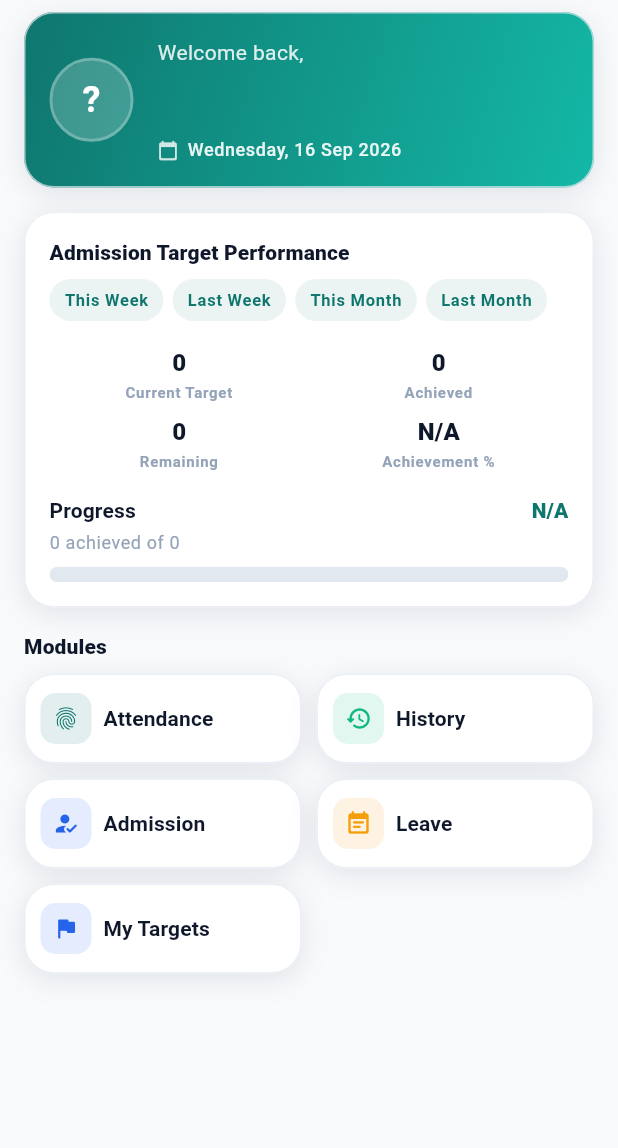
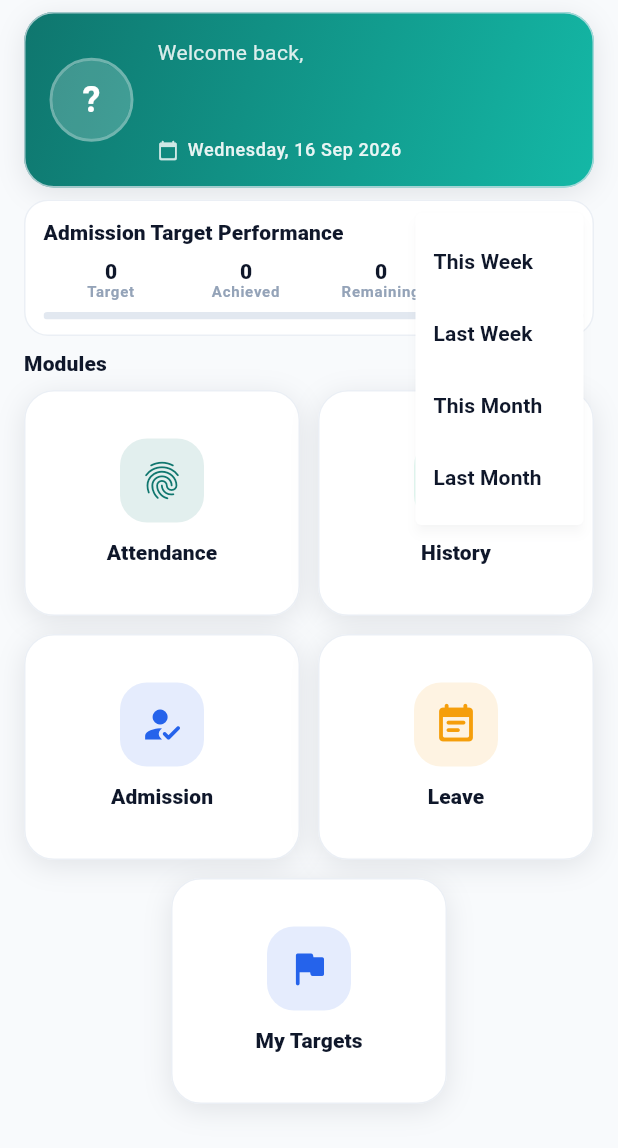
Before and after one commit to krajbinde1/fieldtrack, a Flutter app: the EmployeeDashboardView widget shown alone on an empty page, opened directly with empty values, after a tap on "This Week", on a phone screen of 412 x 824 dp. Shown: the top 1148 px of the screen. Run offline on Flutter 3.47's test engine with Material 3 defaults, Android fonts, the phone set to English and light mode, and no system bars; our stand-ins replace cached_network_image, dio, file_picker, flutter_riverpod, flutter_secure_storage, geocoding and 8 more; missing offline and left inert: flutter_foreground_task; accounts and stored records are empty; network calls fail.

```diff
--- a/Mobile/lib/modules/dashboard/screens/employee_dashboard_screen.dart
+++ b/Mobile/lib/modules/dashboard/screens/employee_dashboard_screen.dart
@@ -6,7 +6,6 @@ import 'package:intl/intl.dart';
 import '../../../core/design/app_colors.dart';
 import '../../../core/design/app_spacing.dart';
 import '../../../core/widgets/design/pg_card.dart';
-import '../../../core/widgets/design/pg_progress_bar.dart';
 import '../../../core/widgets/design/pg_scaffold.dart';
 import '../../../core/widgets/design/pg_welcome_card.dart';
 import '../../admissions/api/admission_api.dart';
@@ -161,13 +160,15 @@ class EmployeeDashboardView extends StatelessWidget {
 
   @override
   Widget build(BuildContext context) {
-    return ListView(
+    return Padding(
       padding: const EdgeInsets.fromLTRB(
         AppSpacing.screenPadding,
         AppSpacing.sm,
         AppSpacing.screenPadding,
-        AppSpacing.bottomNavHeight + AppSpacing.xl,
+        AppSpacing.bottomNavHeight + AppSpacing.md,
       ),
+      child: Column(
+        crossAxisAlignment: CrossAxisAlignment.stretch,
         children: [
           PgWelcomeCard(
             name: name,
@@ -177,8 +178,8 @@ class EmployeeDashboardView extends StatelessWidget {
             padding: const EdgeInsets.all(AppSpacing.md),
             avatarRadius: 26,
           ),
-        const SizedBox(height: AppSpacing.md),
-        _AdmissionTargetPerformanceCard(
+          const SizedBox(height: AppSpacing.sm),
+          _AdmissionTargetPerformanceStrip(
             preset: preset,
             summary: summary ?? AdmissionTargetSummary.empty,
             loading: loading,
@@ -186,7 +187,7 @@ class EmployeeDashboardView extends StatelessWidget {
             onPreset: onPreset,
             onRetry: onRetry,
           ),
-        const SizedBox(height: AppSpacing.md),
+          const SizedBox(height: AppSpacing.sm),
           Text(
             'Modules',
             style: Theme.of(context).textTheme.titleSmall?.copyWith(
@@ -194,33 +195,20 @@ class EmployeeDashboardView extends StatelessWidget {
                 ),
           ),
           const SizedBox(height: AppSpacing.sm),
-        LayoutBuilder(
-          builder: (context, constraints) {
-            const gap = 10.0;
-            final width = (constraints.maxWidth - gap) / 2;
-            return Wrap(
-              spacing: gap,
-              runSpacing: gap,
-              children: [
-                for (final module in _modules)
-                  SizedBox(
-                    width: width,
-                    child: _EmployeeModuleCard(
-                      module: module,
-                      onTap: () => onOpen(module.path),
+          Expanded(
+            child: _EmployeeModuleGrid(
+              modules: _modules,
+              onOpen: onOpen,
             ),
           ),
         ],
-            );
-          },
       ),
-      ],
     );
   }
 }
 
-class _AdmissionTargetPerformanceCard extends StatelessWidget {
-  const _AdmissionTargetPerformanceCard({
+class _AdmissionTargetPerformanceStrip extends StatelessWidget {
+  const _AdmissionTargetPerformanceStrip({
     required this.preset,
     required this.summary,
     required this.loading,
@@ -243,48 +231,58 @@ class _AdmissionTargetPerformanceCard extends StatelessWidget {
     ('Last Month', 'last_month'),
   ];
 
+  static String labelFor(String preset) {
+    for (final filter in _filters) {
+      if (filter.$2 == preset) return filter.$1;
+    }
+    return 'This Week';
+  }
+
   @override
   Widget build(BuildContext context) {
-    return PgCard(
-      padding: const EdgeInsets.all(AppSpacing.md),
+    return Container(
+      padding: const EdgeInsets.fromLTRB(12, 8, 6, 10),
+      decoration: BoxDecoration(
+        color: Theme.of(context).cardTheme.color,
+        borderRadius: BorderRadius.circular(AppSpacing.radiusMd),
+        border: Border.all(color: AppColors.border.withValues(alpha: 0.7)),
+      ),
       child: Column(
-        crossAxisAlignment: CrossAxisAlignment.start,
+        crossAxisAlignment: CrossAxisAlignment.stretch,
         children: [
-          Text(
+          Row(
+            children: [
+              Expanded(
+                child: Text(
                   'Admission Target Performance',
-            style: Theme.of(context).textTheme.titleSmall?.copyWith(
+                  maxLines: 1,
+                  overflow: TextOverflow.ellipsis,
+                  style: Theme.of(context).textTheme.labelLarge?.copyWith(
                         fontWeight: FontWeight.w800,
                       ),
                 ),
-          const SizedBox(height: AppSpacing.sm),
-          Wrap(
-            spacing: 6,
-            runSpacing: 6,
-            children: [
-              for (final filter in _filters)
-                _PeriodChip(
-                  label: filter.$1,
-                  selected: preset == filter.$2,
-                  onTap: () => onPreset(filter.$2),
+              ),
+              _PeriodFilterButton(
+                preset: preset,
+                filters: _filters,
+                onPreset: onPreset,
               ),
             ],
           ),
-          const SizedBox(height: AppSpacing.md),
+          const SizedBox(height: 6),
           if (loading)
-            const Padding(
-              padding: EdgeInsets.symmetric(vertical: 20),
+            const SizedBox(
+              height: 36,
               child: Center(
                 child: SizedBox(
-                  width: 22,
-                  height: 22,
-                  child: CircularProgressIndicator(strokeWidth: 2.4),
+                  width: 16,
+                  height: 16,
+                  child: CircularProgressIndicator(strokeWidth: 2),
                 ),
               ),
             )
           else if (error != null)
-            Padding(
-              padding: const EdgeInsets.symmetric(vertical: 8),
-              child: Row(
+            Row(
               children: [
                 Expanded(
                   child: Text(
@@ -292,33 +290,27 @@ class _AdmissionTargetPerformanceCard extends StatelessWidget {
                     style: Theme.of(context).textTheme.bodySmall,
                   ),
                 ),
-                  TextButton(onPressed: onRetry, child: const Text('Retry')),
+                TextButton(
+                  onPressed: onRetry,
+                  child: const Text('Retry'),
+                ),
               ],
-              ),
             )
           else ...[
             Row(
               children: [
-                _MetricStat(label: 'Current Target', value: '${summary.target}'),
+                _MetricStat(label: 'Target', value: '${summary.target}'),
                 _MetricStat(label: 'Achieved', value: '${summary.achieved}'),
-              ],
-            ),
-            const SizedBox(height: AppSpacing.sm),
-            Row(
-              children: [
                 _MetricStat(label: 'Remaining', value: '${summary.remaining}'),
                 _MetricStat(
-                  label: 'Achievement %',
+                  label: '%',
                   value: _percentLabel(summary.percentage, summary.target),
                 ),
               ],
             ),
-            const SizedBox(height: AppSpacing.md),
-            PgProgressBar(
-              label: 'Progress',
+            const SizedBox(height: 8),
+            _SlimProgressBar(
               percentage: summary.target > 0 ? summary.percentage : null,
-              currentLabel: '${summary.achieved} achieved',
-              targetLabel: '${summary.target}',
             ),
           ],
         ],
@@ -335,36 +327,79 @@ class _AdmissionTargetPerformanceCard extends StatelessWidget {
   }
 }
 
-class _PeriodChip extends StatelessWidget {
-  const _PeriodChip({
-    required this.label,
-    required this.selected,
-    required this.onTap,
+class _PeriodFilterButton extends StatelessWidget {
+  const _PeriodFilterButton({
+    required this.preset,
+    required this.filters,
+    required this.onPreset,
   });
 
-  final String label;
-  final bool selected;
-  final VoidCallback onTap;
+  final String preset;
+  final List<(String, String)> filters;
+  final ValueChanged<String> onPreset;
 
   @override
   Widget build(BuildContext context) {
-    return Material(
-      color: selected
-          ? AppColors.primary
-          : AppColors.primary.withValues(alpha: 0.08),
-      borderRadius: BorderRadius.circular(999),
-      child: InkWell(
-        onTap: onTap,
-        borderRadius: BorderRadius.circular(999),
+    return PopupMenuButton<String>(
+      tooltip: 'Period',
+      padding: EdgeInsets.zero,
+      initialValue: preset,
+      onSelected: onPreset,
+      itemBuilder: (context) => [
+        for (final filter in filters)
+          PopupMenuItem<String>(
+            value: filter.$2,
+            child: Text(filter.$1),
+          ),
+      ],
       child: Padding(
-          padding: const EdgeInsets.symmetric(horizontal: 10, vertical: 6),
-          child: Text(
-            label,
+        padding: const EdgeInsets.symmetric(horizontal: 6, vertical: 4),
+        child: Row(
+          mainAxisSize: MainAxisSize.min,
+          children: [
+            Text(
+              _AdmissionTargetPerformanceStrip.labelFor(preset),
               style: Theme.of(context).textTheme.labelSmall?.copyWith(
-                  color: selected ? Colors.white : AppColors.primary,
+                    color: AppColors.primary,
                     fontWeight: FontWeight.w700,
                   ),
             ),
+            const SizedBox(width: 2),
+            IconTheme(
+              data: const IconThemeData(color: AppColors.primary, size: 18),
+              child: const Icon(Icons.filter_alt),
+            ),
+          ],
+        ),
+      ),
+    );
+  }
+}
+
+class _SlimProgressBar extends StatelessWidget {
+  const _SlimProgressBar({required this.percentage});
+
+  final double? percentage;
+
+  @override
+  Widget build(BuildContext context) {
+    final value = percentage == null ? 0.0 : (percentage! / 100).clamp(0.0, 1.0);
+    return ClipRRect(
+      borderRadius: BorderRadius.circular(999),
+      child: SizedBox(
+        height: 5,
+        child: Stack(
+          children: [
+            Container(color: const Color(0xFFE2E8F0)),
+            FractionallySizedBox(
+              widthFactor: value,
+              child: Container(
+                decoration: const BoxDecoration(
+                  gradient: LinearGradient(colors: AppColors.tealGradient),
+                ),
+              ),
+            ),
+          ],
         ),
       ),
     );
@@ -387,13 +422,13 @@ class _MetricStat extends StatelessWidget {
             child: Text(
               value,
               maxLines: 1,
-              style: Theme.of(context).textTheme.titleMedium?.copyWith(
+              style: Theme.of(context).textTheme.titleSmall?.copyWith(
                     fontWeight: FontWeight.w800,
                     color: AppColors.textPrimary,
+                    height: 1.1,
                   ),
             ),
           ),
-          const SizedBox(height: 2),
           Text(
             label,
             textAlign: TextAlign.center,
@@ -401,11 +436,75 @@ class _MetricStat extends StatelessWidget {
             overflow: TextOverflow.ellipsis,
             style: Theme.of(context).textTheme.labelSmall?.copyWith(
                   fontSize: 10,
-                  height: 1.15,
+                  height: 1.1,
                 ),
           ),
         ],
       ),
+    );
+  }
+}
+
+class _EmployeeModuleGrid extends StatelessWidget {
+  const _EmployeeModuleGrid({
+    required this.modules,
+    required this.onOpen,
+  });
+
+  final List<_EmployeeModule> modules;
+  final ValueChanged<String> onOpen;
+
+  static const _gap = 12.0;
+
+  @override
+  Widget build(BuildContext context) {
+    final rows = <List<_EmployeeModule>>[];
+    for (var i = 0; i < modules.length; i += 2) {
+      rows.add(
+        modules.sublist(i, i + 2 > modules.length ? modules.length : i + 2),
+      );
+    }
+
+    return LayoutBuilder(
+      builder: (context, constraints) {
+        final cardWidth = (constraints.maxWidth - _gap) / 2;
+        return Column(
+          children: [
+            for (var i = 0; i < rows.length; i++) ...[
+              if (i > 0) const SizedBox(height: _gap),
+              Expanded(
+                child: rows[i].length == 2
+                    ? Row(
+                        children: [
+                          Expanded(
+                            child: _EmployeeModuleCard(
+                              module: rows[i][0],
+                              onTap: () => onOpen(rows[i][0].path),
+                            ),
+                          ),
+                          const SizedBox(width: _gap),
+                          Expanded(
+                            child: _EmployeeModuleCard(
+                              module: rows[i][1],
+                              onTap: () => onOpen(rows[i][1].path),
+                            ),
+                          ),
+                        ],
+                      )
+                    : Align(
+                        child: SizedBox(
+                          width: cardWidth,
+                          child: _EmployeeModuleCard(
+                            module: rows[i][0],
+                            onTap: () => onOpen(rows[i][0].path),
+                          ),
+                        ),
+                      ),
+              ),
+            ],
+          ],
+        );
+      },
     );
   }
 }
@@ -419,34 +518,39 @@ class _EmployeeModuleCard extends StatelessWidget {
   @override
   Widget build(BuildContext context) {
     return PgCard(
-      padding: const EdgeInsets.symmetric(horizontal: 10, vertical: 12),
+      padding: const EdgeInsets.symmetric(horizontal: 12, vertical: 14),
       onTap: onTap,
-      child: Row(
+      child: Center(
+        child: FittedBox(
+          fit: BoxFit.scaleDown,
+          child: Column(
+            mainAxisSize: MainAxisSize.min,
             children: [
               Container(
-            width: 34,
-            height: 34,
+                width: 56,
+                height: 56,
                 decoration: BoxDecoration(
                   color: module.color.withValues(alpha: 0.12),
-              borderRadius: BorderRadius.circular(10),
+                  borderRadius: BorderRadius.circular(18),
                 ),
                 child: IconTheme(
-              data: IconThemeData(color: module.color, size: 18),
+                  data: IconThemeData(color: module.color, size: 30),
                   child: Center(child: module.icon),
                 ),
               ),
-          const SizedBox(width: 8),
-          Expanded(
-            child: Text(
+              const SizedBox(height: 10),
+              Text(
                 module.label,
                 maxLines: 1,
                 overflow: TextOverflow.ellipsis,
-              style: Theme.of(context).textTheme.labelLarge?.copyWith(
-                    fontWeight: FontWeight.w700,
-                  ),
+                textAlign: TextAlign.center,
+                style: Theme.of(context).textTheme.titleSmall?.copyWith(
+                      fontWeight: FontWeight.w800,
                     ),
               ),
             ],
+          ),
+        ),
       ),
     );
   }
```
Also changed, not shown: 1 other file. Lines whose indentation alone changed are shown as unchanged.
